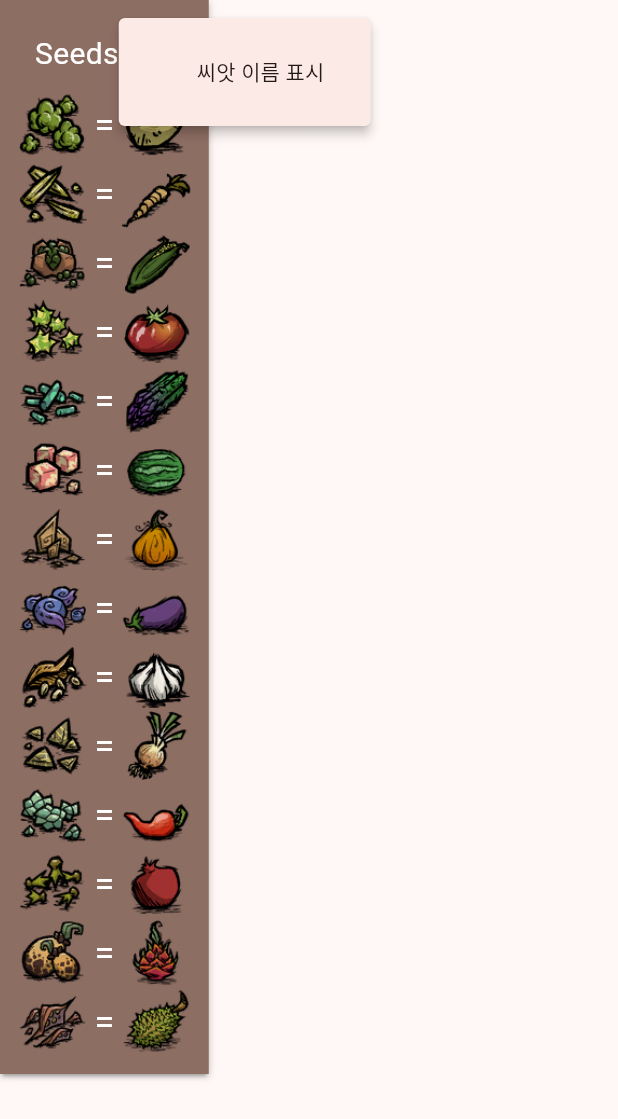
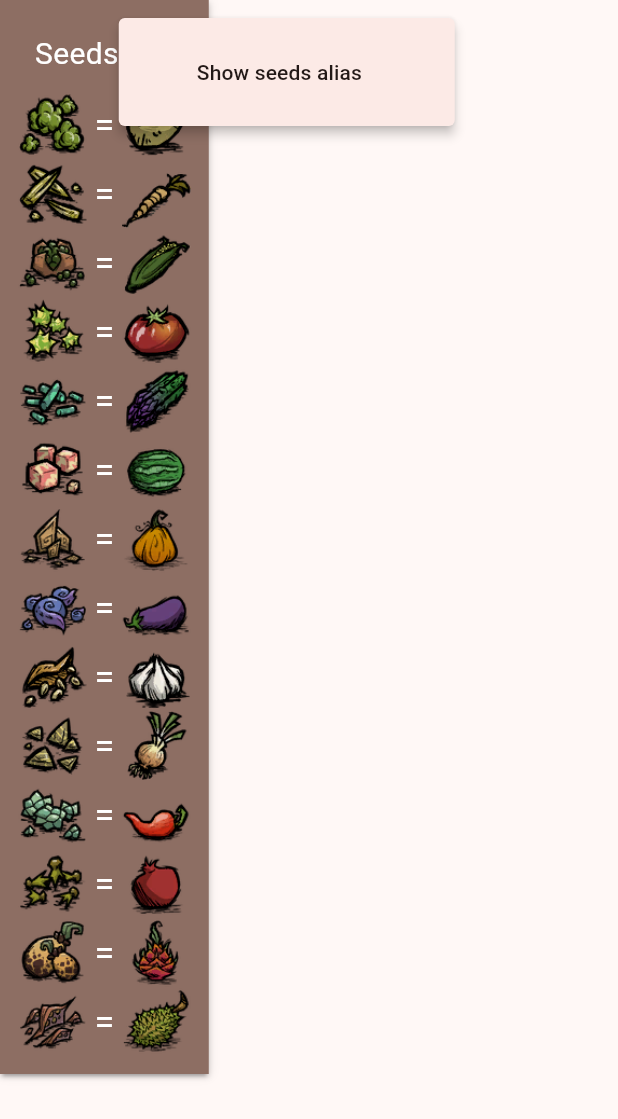
Before and after one commit to woin2ee/DST-Helper, a Flutter app: the SeedInfoBox widget shown alone on an empty page, opened directly, after a tap on the "settings" icon, on a phone screen of 412 x 824 dp. Shown: the top 1119 px of the screen. Run offline on Flutter 3.47's test engine with Material 3 defaults, Android fonts, the phone set to English and light mode, and no system bars; our stand-ins replace material_symbols_icons, universal_io; generated files the repository leaves out were written again.

Commit message:
Localize a bit

```diff
--- a/lib/farm_page/side_info_box/seed_info_box.dart
+++ b/lib/farm_page/side_info_box/seed_info_box.dart
@@ -7,10 +7,10 @@
   displayingSeedName;
   // displayingCropName;
 
-  String get description {
+  String description(BuildContext context) {
     switch (this) {
       case SettingItem.displayingSeedName:
-        return '씨앗 이름 표시';
+        return AppLocalizations.of(context)!.show_seeds_alias;
       // case SettingItem.displayingCropName:
       //   return '작물 이름 표시';
     }
@@ -69,7 +69,7 @@
                     ...SettingItem.values.map((settingItem) => CheckedPopupMenuItem(
                           value: settingItem,
                           checked: _settings[settingItem] ?? false,
-                          child: Text(settingItem.description),
+                          child: Text(settingItem.description(context)),
                         ))
                   ],
                 ),
--- a/lib/l10n/app_en.arb
+++ b/lib/l10n/app_en.arb
@@ -25,6 +25,7 @@
     "pumpkin_seeds_assumed_name": "Sharp Seeds",
     "rottenegg": "Rotten Egg",
     "seeds": "Seeds",
+    "show_seeds_alias": "Show seeds alias",
     "sideBar_cook": "Cook",
     "sideBar_farm": "Farm",
     "soil_amender": "Growth Formula Starter",
--- a/lib/l10n/app_ko.arb
+++ b/lib/l10n/app_ko.arb
@@ -25,6 +25,7 @@
     "pumpkin_seeds_assumed_name": "날카로운 씨앗",
     "rottenegg": "썩은 알",
     "seeds": "씨앗",
+    "show_seeds_alias": "씨앗 별칭 표시",
     "sideBar_cook": "요리",
     "sideBar_farm": "농사",
     "soil_amender": "성장 촉진제",
```
